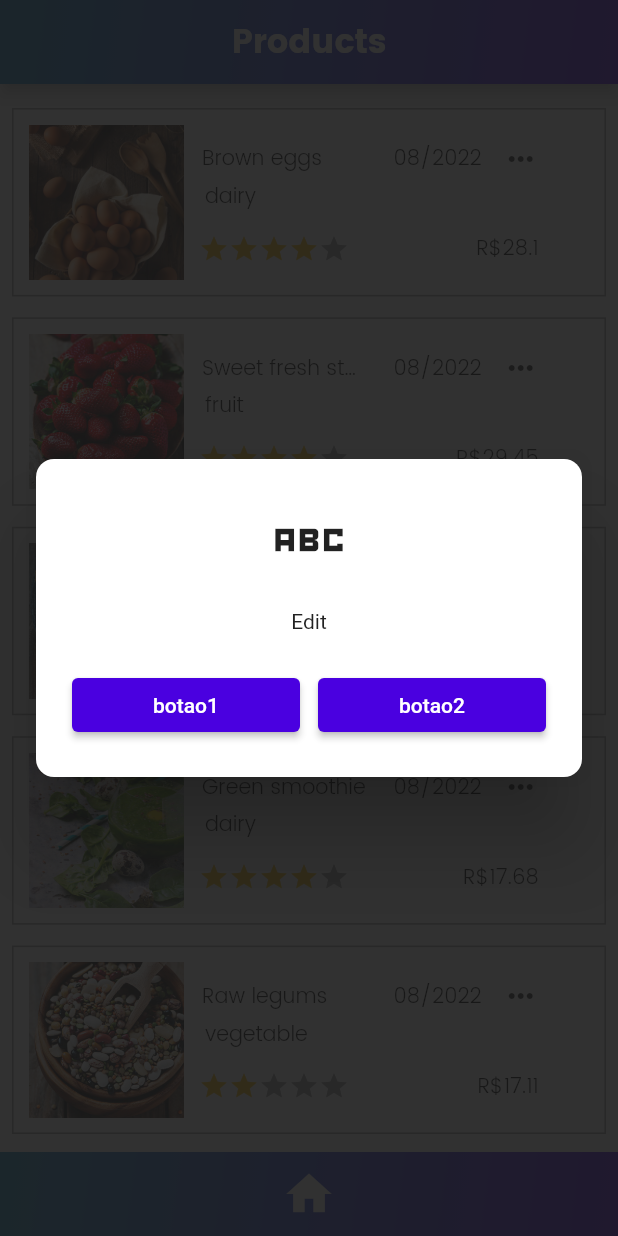
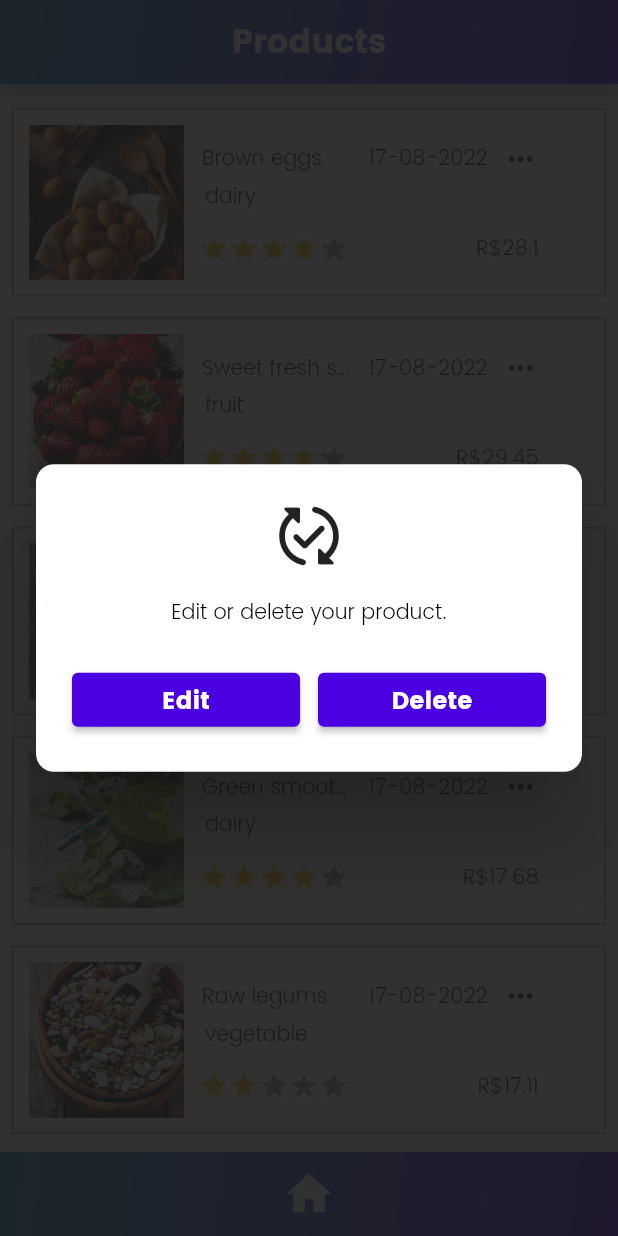
Before and after one commit to italoguasti/product_list_flutter_app_getx, a Flutter app: the screen it shows after launch, after a tap on the "keyboard control" icon, on a phone screen of 412 x 824 dp. Run offline on Flutter 3.47's test engine with Material 2 defaults, Android fonts, the light colour scheme and no system bars; drawn by our look-alikes of flutter_rating_bar; our stand-ins replace firebase_core, flutter_svg, get; accounts and stored records are empty; network calls fail.

Commit message:
add DateTime and DateFormat

```diff
--- a/lib/pages/home_page.dart
+++ b/lib/pages/home_page.dart
@@ -1,7 +1,9 @@
 import 'package:flutter/material.dart';
 
+import 'package:get/get.dart';
+import 'package:intl/intl.dart';
 import 'package:flutter_rating_bar/flutter_rating_bar.dart';
-import 'package:get/get.dart';
+
 import 'package:getx_lesson_one/controllers/home_controller.dart';
 import 'package:getx_lesson_one/widgets/dialog_widget.dart';
 
@@ -114,10 +116,11 @@ class _HomePageState extends State<HomePage> {
                                 Container(
                                   padding: const EdgeInsets.symmetric(
                                     vertical: 2.0,
-                                    horizontal: 14.0,
+                                    horizontal: 10.0,
                                   ),
                                   child: Text(
-                                    '08/2022',
+                                    DateFormat('dd-MM-yyyy')
+                                        .format(DateTime.now()),
                                     style:
                                         Theme.of(context).textTheme.bodyText1,
                                   ),
--- a/lib/widgets/dialog_widget.dart
+++ b/lib/widgets/dialog_widget.dart
@@ -18,28 +18,44 @@ class DialogWidget extends StatelessWidget {
           mainAxisSize: MainAxisSize.min,
           children: [
             const Icon(
-              Icons.abc_sharp,
-              size: 60,
+              Icons.published_with_changes_rounded,
+              size: 48,
             ),
             const SizedBox(height: 16),
-            const Text(
-              'Edit',
+            Text(
+              'Edit or delete your product.',
               textAlign: TextAlign.center,
-              // style: AppTextTheme.title,
+              style: Theme.of(context).textTheme.bodyText1,
             ),
             const SizedBox(height: 24),
             Row(
               children: [
                 Expanded(
                   child: ElevatedButton(
-                    child: const Text('botao1'),
+                    child: const Text(
+                      'Edit',
+                      style: TextStyle(
+                        fontFamily: 'Poppins',
+                        fontSize: 16.0,
+                        fontWeight: FontWeight.w700,
+                        color: Colors.white,
+                      ),
+                    ),
                     onPressed: () => Navigator.pop(context),
                   ),
                 ),
                 const SizedBox(width: 12),
                 Expanded(
                   child: ElevatedButton(
-                    child: const Text('botao2'),
+                    child: const Text(
+                      'Delete',
+                      style: TextStyle(
+                        fontFamily: 'Poppins',
+                        fontSize: 16.0,
+                        fontWeight: FontWeight.w700,
+                        color: Colors.white,
+                      ),
+                    ),
                     onPressed: () => Navigator.pop(context),
                   ),
                 ),
--- a/pubspec.yaml
+++ b/pubspec.yaml
@@ -34,6 +34,7 @@ dependencies:
   flutter_rating_bar: ^4.0.1
   flutter_svg: ^1.1.3
   get: ^4.6.5
+  intl: ^0.17.0
 
 dev_dependencies:
 
```
Also changed, not shown: pubspec.lock.
